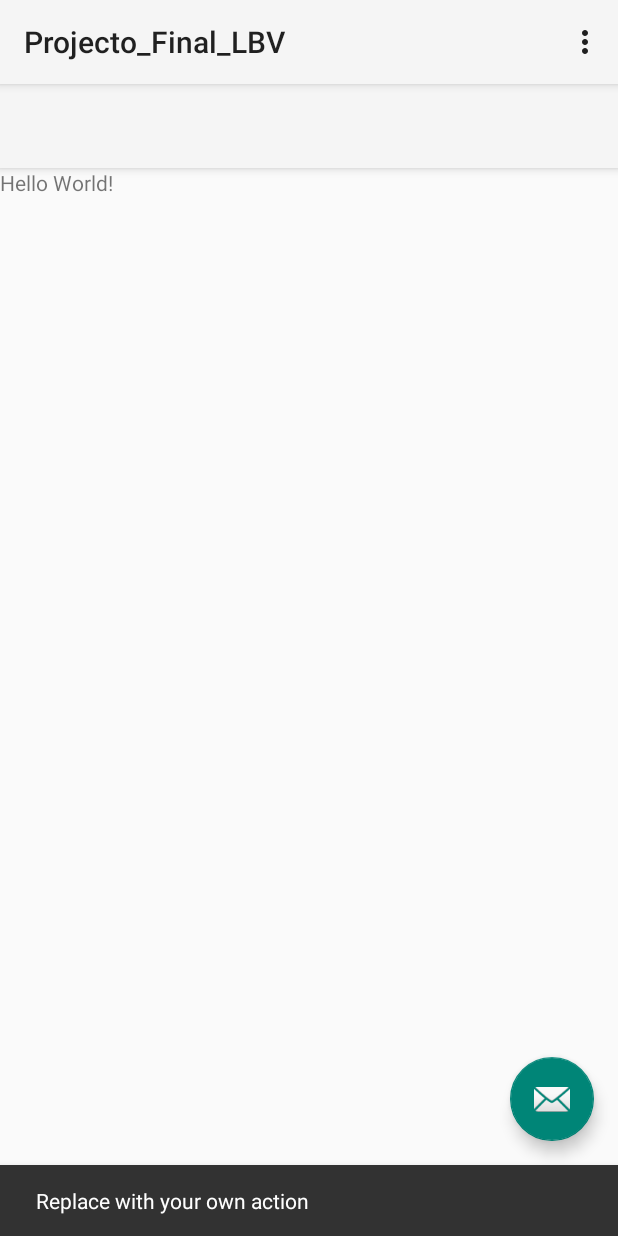
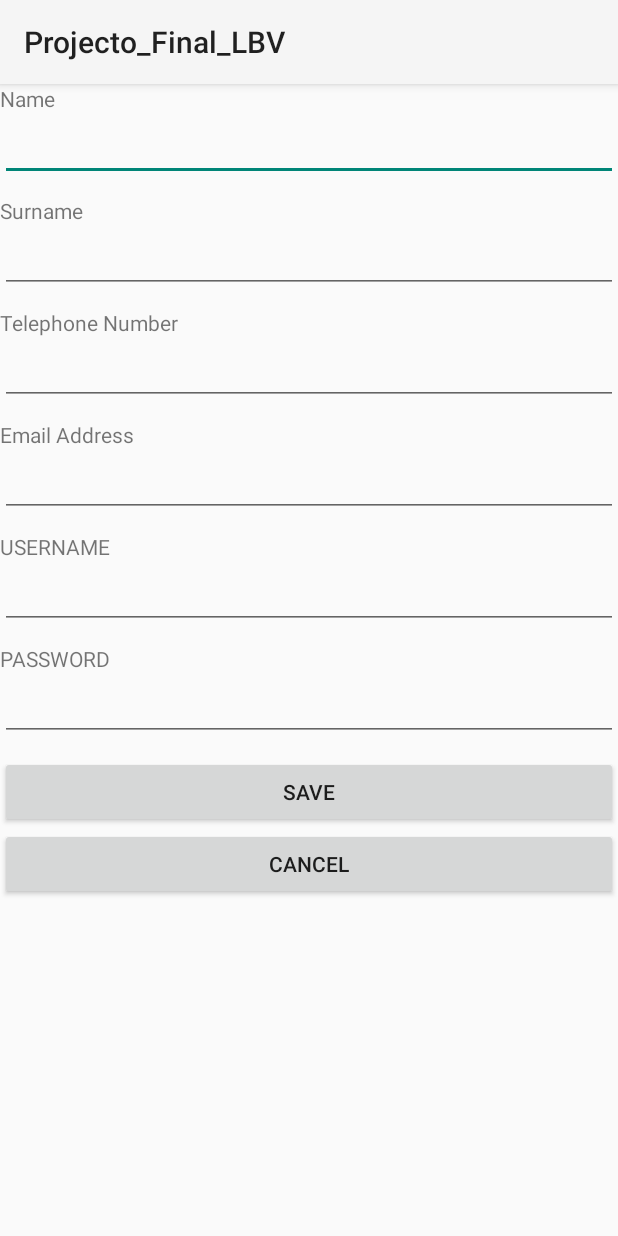
Before and after one commit to lorenzobv/Projecto_Final_LBV, an Android app: the MainActivity screen opened directly, with no data from a screen before it, after a tap on an icon or button, on a phone screen of 412 x 824 dp. Run offline under Robolectric (Android 15) with nearby library versions, the phone set to English and light mode, and no system bars; 1 statement that could not run was skipped.

Commit message:
Página de cambio de claves/datos usuario

```diff
--- a/app/build.gradle
+++ b/app/build.gradle
@@ -37,4 +37,5 @@ dependencies {
     testImplementation 'junit:junit:4.12'
     androidTestImplementation 'com.android.support.test:runner:1.0.2'
     androidTestImplementation 'com.android.support.test.espresso:espresso-core:3.0.2'
+    implementation 'com.android.support:cardview-v7:28.0.0'
 }
--- a/app/src/main/AndroidManifest.xml
+++ b/app/src/main/AndroidManifest.xml
@@ -2,7 +2,7 @@
 <manifest xmlns:android="http://schemas.android.com/apk/res/android"
     package="com.example.loren.projecto_final_lbv">
 
-    <uses-permission android:name="android.permission.INTERNET"/>
+    <uses-permission android:name="android.permission.INTERNET" />
 
     <application
         android:allowBackup="true"
@@ -24,6 +24,7 @@
         <activity android:name=".Login" />
         <activity android:name=".MainActivity" />
         <activity android:name=".Register" />
+        <activity android:name=".User_Profile"></activity>
     </application>
 
 </manifest>
--- a/app/src/main/java/com/example/loren/projecto_final_lbv/MainActivity.java
+++ b/app/src/main/java/com/example/loren/projecto_final_lbv/MainActivity.java
@@ -27,28 +27,25 @@ public class MainActivity extends AppCompatActivity {
     protected void onCreate(Bundle savedInstanceState) {
         super.onCreate(savedInstanceState);
         setContentView(R.layout.activity_main);
-        Toolbar toolbar = (Toolbar) findViewById(R.id.toolbar);
+        Toolbar toolbar = findViewById(R.id.toolbar);
         setSupportActionBar(toolbar);
 
-        FloatingActionButton fab = (FloatingActionButton) findViewById(R.id.fab);
+        FloatingActionButton fab = findViewById(R.id.fab);
         fab.setOnClickListener(new View.OnClickListener() {
             @Override
             public void onClick(View view) {
-                Snackbar.make(view, "Replace with your own action", Snackbar.LENGTH_LONG)
-                        .setAction("Action", null).show();
+                Intent intent = new Intent(MainActivity.this, User_Profile.class);
+                startActivity(intent);
             }
         });
 
-        // Example of a call to a native method
-        TextView tv = (TextView) findViewById(R.id.sample_text);
-        //tv.setText(stringFromJNI());
 
-        idName = (EditText) findViewById(R.id.idName);
-        idSurname = (EditText) findViewById(R.id.idSurname);
-        idTelNo = (EditText) findViewById(R.id.idTelNo);
-        idEmail = (EditText) findViewById(R.id.idEmail);
-        idUsername = (EditText) findViewById(R.id.idUsername);
-        idPassword = (EditText) findViewById(R.id.idPassword);
+        idName = findViewById(R.id.idName);
+        idSurname = findViewById(R.id.idSurname);
+        idTelNo = findViewById(R.id.idTelNo);
+        idEmail = findViewById(R.id.idEmail);
+        idUsername = findViewById(R.id.idUsername);
+        idPassword = findViewById(R.id.idPassword);
         userLocalStore = new UserLocalStore(this);
     }
 
--- /dev/null
+++ b/app/src/main/java/com/example/loren/projecto_final_lbv/User_Profile.java
@@ -0,0 +1,51 @@
+package com.example.loren.projecto_final_lbv;
+
+import android.content.Intent;
+import android.support.v7.app.AppCompatActivity;
+import android.os.Bundle;
+import android.view.View;
+import android.widget.Button;
+import android.widget.EditText;
+
+
+public class User_Profile extends AppCompatActivity implements View.OnClickListener{
+
+
+    Button bSave, bCancel;
+    EditText idName, idSurname, idTelNo, idEmail, idUsername, idPassword;
+
+    @Override
+    protected void onCreate(Bundle savedInstanceState) {
+        super.onCreate(savedInstanceState);
+        setContentView(R.layout.activity_user__profile);
+
+
+        idName = findViewById(R.id.idName);
+        idSurname = findViewById(R.id.idSurname);
+        idTelNo = findViewById(R.id.idTelNo);
+        idEmail = findViewById(R.id.idEmail);
+        idUsername = findViewById(R.id.idUsername);
+        idPassword = findViewById(R.id.idPassword);
+        bCancel = findViewById(R.id.bCancel);
+        bSave = findViewById(R.id.bSave);
+
+    }
+
+    @Override
+    public void onClick(View v) {
+        switch (v.getId()) {
+            case R.id.bSave:
+
+                startActivity(new Intent(this, MainActivity.class));
+
+                break;
+
+            case R.id.bCancel:
+
+                startActivity(new Intent(this, MainActivity.class));
+
+                break;
+
+        }
+    }
+}
--- /dev/null
+++ b/app/src/main/res/layout/activity_user__profile.xml
@@ -0,0 +1,88 @@
+<?xml version="1.0" encoding="utf-8"?>
+<LinearLayout xmlns:android="http://schemas.android.com/apk/res/android"
+    xmlns:app="http://schemas.android.com/apk/res-auto"
+    xmlns:tools="http://schemas.android.com/tools"
+    android:layout_width="match_parent"
+    android:layout_height="match_parent"
+    android:orientation="vertical"
+    tools:context=".User_Profile">
+
+
+    <TextView
+        android:layout_width="wrap_content"
+        android:layout_height="wrap_content"
+        android:text="@string/name_text" />
+
+    <EditText
+        android:id="@+id/idName"
+        android:layout_width="match_parent"
+        android:layout_height="wrap_content"
+        android:layout_marginBottom="10dp" />
+
+    <TextView
+        android:layout_width="wrap_content"
+        android:layout_height="wrap_content"
+        android:text="@string/surname_text" />
+
+    <EditText
+        android:id="@+id/idSurname"
+        android:layout_width="match_parent"
+        android:layout_height="wrap_content"
+        android:layout_marginBottom="10dp" />
+
+    <TextView
+        android:layout_width="wrap_content"
+        android:layout_height="wrap_content"
+        android:text="@string/tel_no_text" />
+
+    <EditText
+        android:id="@+id/idTelNo"
+        android:layout_width="match_parent"
+        android:layout_height="wrap_content"
+        android:layout_marginBottom="10dp" />
+
+    <TextView
+        android:layout_width="wrap_content"
+        android:layout_height="wrap_content"
+        android:text="@string/email_text" />
+
+    <EditText
+        android:id="@+id/idEmail"
+        android:layout_width="match_parent"
+        android:layout_height="wrap_content"
+        android:layout_marginBottom="10dp" />
+
+    <TextView
+        android:layout_width="wrap_content"
+        android:layout_height="wrap_content"
+        android:text="@string/username_text" />
+
+    <EditText
+        android:id="@+id/idUsername"
+        android:layout_width="match_parent"
+        android:layout_height="wrap_content"
+        android:layout_marginBottom="10dp" />
+
+    <TextView
+        android:layout_width="wrap_content"
+        android:layout_height="wrap_content"
+        android:text="@string/password_text" />
+
+    <EditText
+        android:id="@+id/idPassword"
+        android:layout_width="match_parent"
+        android:layout_height="wrap_content"
+        android:layout_marginBottom="10dp" />
+
+    <Button
+        android:id="@+id/bSave"
+        android:layout_width="match_parent"
+        android:layout_height="wrap_content"
+        android:text="@string/Save_button" />
+
+    <Button
+        android:id="@+id/bCancel"
+        android:layout_width="match_parent"
+        android:layout_height="wrap_content"
+        android:text="@string/cancel_button" />
+</LinearLayout>
--- a/app/src/main/res/values/strings.xml
+++ b/app/src/main/res/values/strings.xml
@@ -10,4 +10,6 @@
     <string name="email_text">Email Address</string>
     <string name="register_button_text">REGISTER</string>
     <string name="register_here_text">Register Here</string>
+    <string name="Save_button">SAVE</string>
+    <string name="cancel_button">CANCEL</string>
 </resources>
```
Also changed, not shown: app/src/main/User_fab-web.png (added), app/src/main/res/drawable-hdpi/ic_user_fab.png (added), app/src/main/res/drawable-mdpi/ic_user_fab.png (added), app/src/main/res/drawable-xhdpi/ic_user_fab.png (added), app/src/main/res/drawable-xxhdpi/ic_user_fab.png (added), app/src/main/res/drawable-xxxhdpi/ic_user_fab.png (added).
